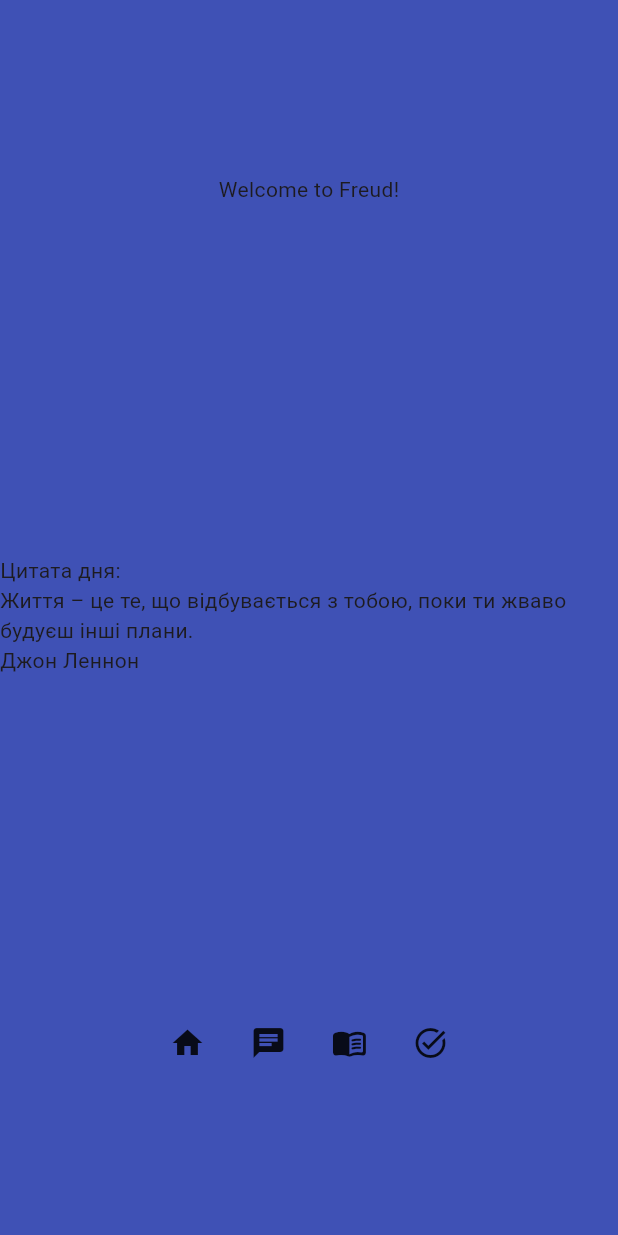
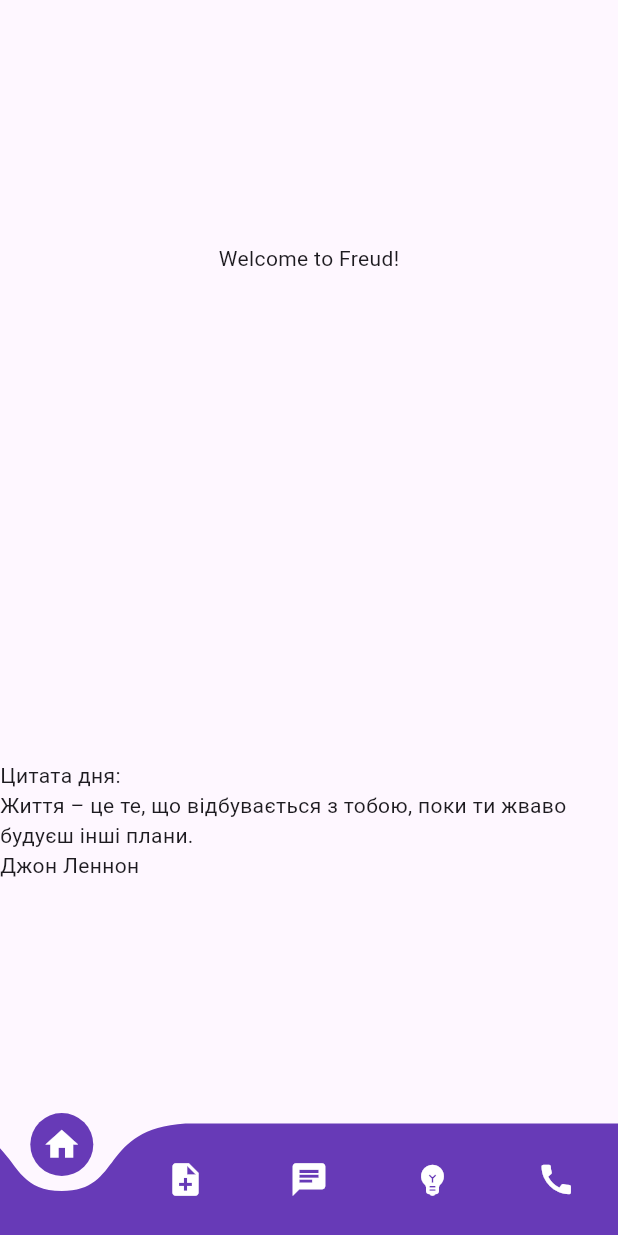
Before and after one commit to VladislavZhyliakov/Freud, a Flutter app: the screen it shows after launch, on a phone screen of 412 x 824 dp. Run offline on Flutter 3.47's test engine with Material 3 defaults, Android fonts, the light colour scheme and no system bars; drawn by our look-alikes of curved_navigation_bar.

Commit message:
Added navigation bar, changed styles.

```diff
--- /dev/null
+++ b/lib/features/bottom_navigation_bar/presentation/bottom_navigation_bar.dart
@@ -0,0 +1,40 @@
+import 'package:flutter/material.dart';
+import 'package:curved_navigation_bar/curved_navigation_bar.dart';
+import 'package:freud/features/home/presentation/home_screen.dart';
+
+class MyBottomNavigationBar extends StatefulWidget {
+  const MyBottomNavigationBar({super.key});
+
+  @override
+  State<MyBottomNavigationBar> createState() => _MyBottomNavigationBarState();
+}
+
+class _MyBottomNavigationBarState extends State<MyBottomNavigationBar> {
+  int _page = 0;
+  static const List<Widget> _screenOptions = [HomeScreen(), Text('2'), Text('3'),Text('4'),Text('2'),];
+
+  @override
+  Widget build(BuildContext context) {
+    return Scaffold(
+      bottomNavigationBar: CurvedNavigationBar(
+        backgroundColor: Colors.transparent,
+        buttonBackgroundColor: Colors.deepPurple,
+        color: Colors.deepPurple,
+        animationDuration: const Duration(milliseconds: 300),
+        items: const [
+          Icon(Icons.home, size: 26, color: Colors.white),
+          Icon(Icons.note_add, size: 26, color: Colors.white),
+          Icon(Icons.chat, size: 26, color: Colors.white),
+          Icon(Icons.emoji_objects_rounded, size: 26, color: Colors.white),
+          Icon(Icons.call, size: 26, color: Colors.white),
+        ],
+        onTap: (index) {
+          setState(() {
+            _page = index;
+          });
+        },
+      ),
+      body: Center(child: _screenOptions.elementAt(_page)),//Center(child: Text(_page.toString()),),
+    );
+  }
+}
--- a/lib/features/home/presentation/home_screen.dart
+++ b/lib/features/home/presentation/home_screen.dart
@@ -6,25 +6,12 @@
   @override
   Widget build(BuildContext context) {
     return const Scaffold(
-      backgroundColor: Colors.indigo,
       body: Column(
         mainAxisAlignment: MainAxisAlignment.spaceAround,
         crossAxisAlignment: CrossAxisAlignment.center,
         children: [
           Text('Welcome to Freud!'),
           Text('Цитата дня:\nЖиття – це те, що відбувається з тобою, поки ти жваво будуєш інші плани.\nДжон Леннон'),
-          Row(
-            mainAxisAlignment: MainAxisAlignment.center,
-            children: [
-              Icon(Icons.home),
-              SizedBox(width: 30),
-              Icon(Icons.chat),
-              SizedBox(width: 30),
-              Icon(Icons.menu_book_rounded),
-              SizedBox(width: 30),
-              Icon(Icons.task_alt),
-            ],
-          )
         ],
       ),
     );
--- a/lib/main.dart
+++ b/lib/main.dart
@@ -1,10 +1,10 @@
 import 'package:flutter/material.dart';
-import 'package:freud/features/home/presentation/home_screen.dart';
+import 'package:freud/features/bottom_navigation_bar/presentation/bottom_navigation_bar.dart';
 
 void main(){
   runApp(
     const MaterialApp(
-      home: HomeScreen(),
+      home: MyBottomNavigationBar(),
     )
   );
 }
--- a/pubspec.yaml
+++ b/pubspec.yaml
@@ -35,10 +35,10 @@
   # The following adds the Cupertino Icons font to your application.
   # Use with the CupertinoIcons class for iOS style icons.
   cupertino_icons: ^1.0.6
-  flutter_spinkit: ^5.1.0
   http: ^1.2.1
   provider: ^6.0.5
   animated_text_kit: ^4.2.2
+  curved_navigation_bar: ^1.0.3
 
 dev_dependencies:
   flutter_test:
```
Also changed, not shown: pubspec.lock.
